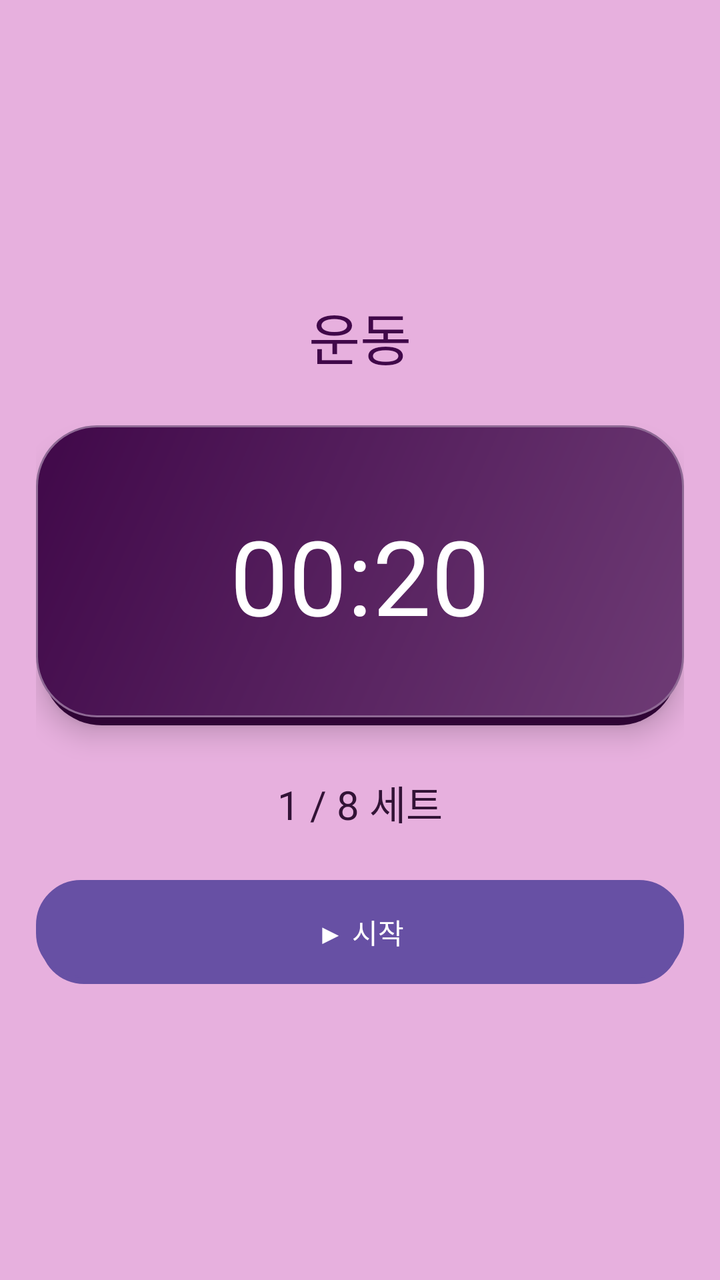
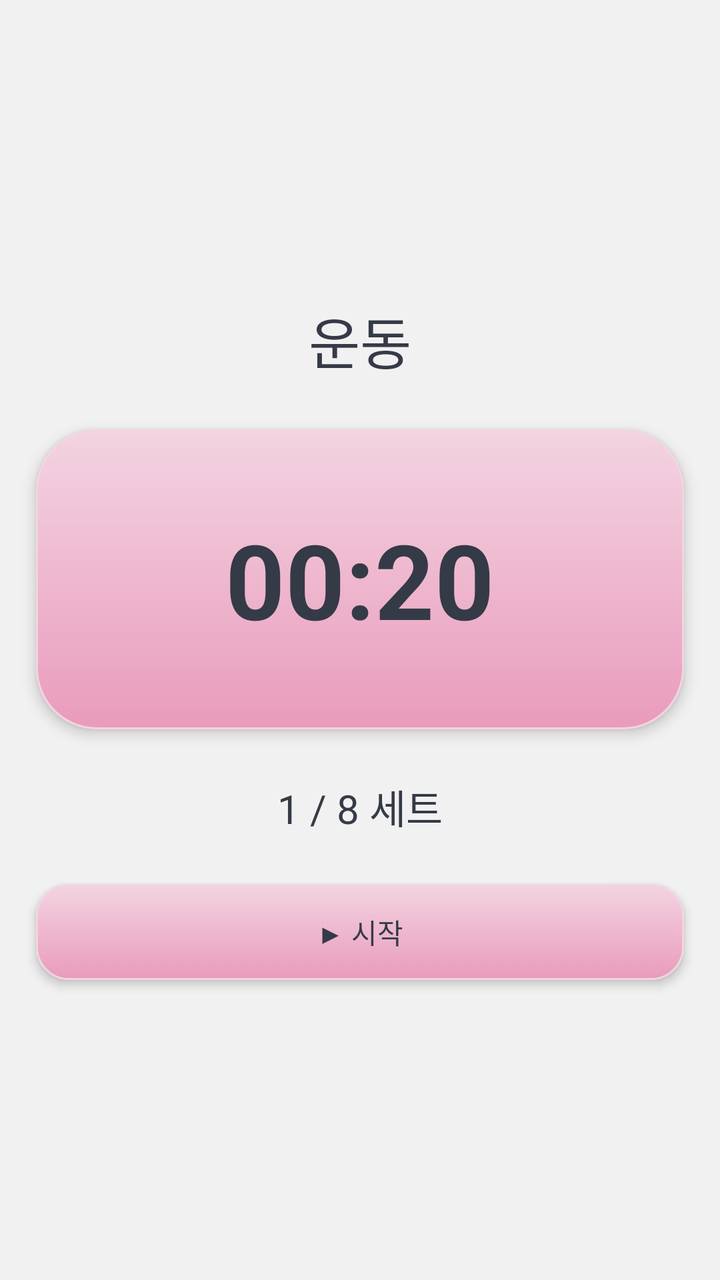

Two renders of the same Android screen: before a commit and after it. Below are the layout's source before the change and the commit's diff.
<!-- AndroidManifest.xml: application theme Theme.IntervalTimer -->
<!-- res/layout/activity_timer.xml -->
<?xml version="1.0" encoding="utf-8"?>
<FrameLayout xmlns:android="http://schemas.android.com/apk/res/android"
    android:layout_width="match_parent"
    android:layout_height="match_parent"
    android:background="@color/color_app_bg"
    android:fitsSystemWindows="true">

    
    <LinearLayout
        android:layout_width="match_parent"
        android:layout_height="match_parent"
        android:orientation="vertical"
        android:gravity="center"
        android:padding="@dimen/clay_screen_padding">

        
        <TextView
            android:id="@+id/timerPhaseText"
            android:layout_width="wrap_content"
            android:layout_height="wrap_content"
            android:text="@string/work_phase"
            android:textColor="@color/color_work"
            android:textSize="28sp" />

        
        <TextView
            android:id="@+id/timerRemainingText"
            android:layout_width="match_parent"
            android:layout_height="150dp"
            android:layout_marginTop="24dp"
            android:background="@drawable/bg_timer_panel"
            android:elevation="8dp"
            android:gravity="center"
            android:text="@string/demo_time"
            android:textColor="@color/clay_on_work"
            android:textSize="52sp" />

        
        <TextView
            android:id="@+id/timerRoundText"
            android:layout_width="wrap_content"
            android:layout_height="wrap_content"
            android:layout_marginTop="24dp"
            android:text="@string/demo_round"
            android:textColor="@color/clay_text"
            android:textSize="20sp" />

        <Button
            android:id="@+id/startTimerButton"
            android:layout_width="match_parent"
            android:layout_height="@dimen/clay_button_height"
            android:layout_marginTop="24dp"
            android:background="@drawable/bg_button_work"
            android:backgroundTint="@null"
            android:text="@string/start"
            android:textColor="@color/clay_on_work" />

        
        <LinearLayout
            android:id="@+id/controlRow"
            android:layout_width="match_parent"
            android:layout_height="wrap_content"
            android:layout_marginTop="24dp"
            android:orientation="horizontal"
            android:visibility="gone">

            <Button
                android:id="@+id/pauseButton"
                android:layout_width="0dp"
                android:layout_height="@dimen/clay_button_height"
                android:layout_weight="1"
                android:background="@drawable/bg_button_work"
                android:backgroundTint="@null"
                android:text="@string/pause"
                android:textColor="@color/clay_on_work" />

            <Button
                android:id="@+id/resumeButton"
                android:layout_width="0dp"
                android:layout_height="@dimen/clay_button_height"
                android:layout_weight="1"
                android:background="@drawable/bg_button_work"
                android:backgroundTint="@null"
                android:text="@string/resume"
                android:textColor="@color/clay_on_work"
                android:visibility="gone" />

            <Button
                android:id="@+id/stopButton"
                android:layout_width="0dp"
                android:layout_height="@dimen/clay_button_height"
                android:layout_marginStart="@dimen/clay_small_gap"
                android:layout_weight="1"
                android:background="@drawable/bg_button_primary"
                android:backgroundTint="@null"
                android:text="@string/stop"
                android:textColor="@color/clay_text" />
        </LinearLayout>

        
        <LinearLayout
            android:id="@+id/completedState"
            android:layout_width="match_parent"
            android:layout_height="wrap_content"
            android:layout_marginTop="24dp"
            android:gravity="center"
            android:orientation="vertical"
            android:visibility="gone">

            <TextView
                android:layout_width="wrap_content"
                android:layout_height="wrap_content"
                android:text="@string/completed"
                android:textColor="@color/clay_text"
                android:textSize="24sp" />

            <Button
                android:id="@+id/backToListButton"
                android:layout_width="wrap_content"
                android:layout_height="@dimen/clay_button_height"
                android:layout_marginTop="@dimen/clay_small_gap"
                android:background="@drawable/bg_button_primary"
                android:backgroundTint="@null"
                android:text="@string/back_to_list"
                android:textColor="@color/clay_text" />
        </LinearLayout>
    </LinearLayout>
</FrameLayout>
<!-- resources referenced by this layout -->
<resources>
  <color name="clay_on_work">#FFFFFF</color>
  <color name="clay_text">#321336</color>
  <color name="color_app_bg">#E7B0DE</color>
  <color name="color_work">#400849</color>
  <dimen name="clay_button_height">52dp</dimen>
  <!-- drawable bg_button_primary (drawable) -->
  <?xml version="1.0" encoding="utf-8"?>
  <selector xmlns:android="http://schemas.android.com/apk/res/android">
  
      
      <item android:state_pressed="true">
          <shape android:shape="rectangle">
              <gradient
                  android:angle="135"
                  android:startColor="@color/clay_surface_2"
                  android:endColor="@color/clay_surface" />
              <corners android:radius="@dimen/clay_button_radius" />
              <stroke
                  android:width="1dp"
                  android:color="@color/clay_stroke_dark" />
          </shape>
      </item>
  
      
      <item>
          <layer-list>
              <item android:left="2dp" android:top="4dp" android:right="2dp">
                  <shape android:shape="rectangle">
                      <solid android:color="@color/bg_shadow" />
                      <corners android:radius="@dimen/clay_button_radius" />
                  </shape>
              </item>
              <item android:bottom="3dp">
                  <shape android:shape="rectangle">
                      <gradient
                          android:angle="135"
                          android:startColor="@color/clay_highlight"
                          android:endColor="@color/clay_surface" />
                      <corners android:radius="@dimen/clay_button_radius" />
                      <stroke
                          android:width="1dp"
                          android:color="@color/clay_stroke_light" />
                  </shape>
              </item>
          </layer-list>
      </item>
  </selector>
  <!-- drawable bg_button_work (drawable) -->
  <?xml version="1.0" encoding="utf-8"?>
  <selector xmlns:android="http://schemas.android.com/apk/res/android">
  
      
      <item android:state_pressed="true">
          <shape android:shape="rectangle">
              <gradient
                  android:angle="135"
                  android:startColor="@color/work_dark"
                  android:endColor="@color/color_work" />
              <corners android:radius="@dimen/clay_button_radius" />
          </shape>
      </item>
  
      
      <item>
          <layer-list>
              <item android:left="2dp" android:top="4dp" android:right="2dp">
                  <shape android:shape="rectangle">
                      <solid android:color="@color/work_dark" />
                      <corners android:radius="@dimen/clay_button_radius" />
                  </shape>
              </item>
              <item android:bottom="3dp">
                  <shape android:shape="rectangle">
                      <gradient
                          android:angle="135"
                          android:startColor="@color/work_light"
                          android:endColor="@color/color_work" />
                      <corners android:radius="@dimen/clay_button_radius" />
                      <stroke
                          android:width="1dp"
                          android:color="@color/work_outline" />
                  </shape>
              </item>
          </layer-list>
      </item>
  </selector>
  <!-- drawable bg_timer_panel (drawable) -->
  <?xml version="1.0" encoding="utf-8"?>
  <layer-list xmlns:android="http://schemas.android.com/apk/res/android">
  
      
      <item android:left="3dp" android:top="6dp" android:right="3dp">
          <shape android:shape="rectangle">
              <solid android:color="@color/work_dark" />
              <corners android:radius="@dimen/clay_timer_radius" />
          </shape>
      </item>
  
      
      <item android:bottom="4dp">
          <shape android:shape="rectangle">
              <gradient
                  android:angle="135"
                  android:startColor="@color/work_light"
                  android:endColor="@color/color_work" />
              <corners android:radius="@dimen/clay_timer_radius" />
              <stroke
                  android:width="1dp"
                  android:color="@color/work_outline" />
          </shape>
      </item>
  </layer-list>
  <color name="clay_surface_2">#EFD0E8</color>
  <color name="clay_surface">#F2D4EC</color>
  <dimen name="clay_button_radius">22dp</dimen>
  <color name="clay_stroke_dark">#D49AC8</color>
  <color name="bg_shadow">#C98FBE</color>
  <color name="clay_highlight">#FFF4FC</color>
  <color name="clay_stroke_light">#FFF7FD</color>
  <color name="work_dark">#2F0535</color>
  <color name="work_light">#6E3B75</color>
  <color name="work_outline">#8F6A95</color>
  <style name="Base.Theme.IntervalTimer" parent="Theme.Material3.DayNight.NoActionBar">
          <item name="android:windowBackground">@color/color_app_bg</item>
          <item name="colorAccent">@color/color_work</item>
      </style>
  <!-- unchanged entries left out for length: 13 -->
</resources>

<!-- the commit's change to res/layout/activity_timer.xml (unified diff, before → after) -->
@@ -1,5 +1,7 @@
 <?xml version="1.0" encoding="utf-8"?>
 <FrameLayout xmlns:android="http://schemas.android.com/apk/res/android"
+    android:clipChildren="false"
+    android:clipToPadding="false"
     android:layout_width="match_parent"
     android:layout_height="match_parent"
     android:background="@color/color_app_bg"
@@ -7,6 +9,8 @@
 
     
     <LinearLayout
+        android:clipChildren="false"
+        android:clipToPadding="false"
         android:layout_width="match_parent"
         android:layout_height="match_parent"
         android:orientation="vertical"
@@ -19,21 +23,22 @@
             android:layout_width="wrap_content"
             android:layout_height="wrap_content"
             android:text="@string/work_phase"
-            android:textColor="@color/color_work"
+            android:textColor="@color/clay_text"
             android:textSize="28sp" />
 
         
         <TextView
             android:id="@+id/timerRemainingText"
+            style="@style/ClaySurface"
             android:layout_width="match_parent"
             android:layout_height="150dp"
             android:layout_marginTop="24dp"
             android:background="@drawable/bg_timer_panel"
-            android:elevation="8dp"
             android:gravity="center"
             android:text="@string/demo_time"
-            android:textColor="@color/clay_on_work"
-            android:textSize="52sp" />
+            android:textColor="@color/clay_text"
+            android:textSize="52sp"
+            android:textStyle="bold" />
 
         
         <TextView
@@ -45,18 +50,19 @@
             android:textColor="@color/clay_text"
             android:textSize="20sp" />
 
-        <Button
+        <androidx.appcompat.widget.AppCompatButton
+            style="@style/ClayButton"
             android:id="@+id/startTimerButton"
             android:layout_width="match_parent"
             android:layout_height="@dimen/clay_button_height"
             android:layout_marginTop="24dp"
             android:background="@drawable/bg_button_work"
-            android:backgroundTint="@null"
-            android:text="@string/start"
-            android:textColor="@color/clay_on_work" />
+            android:text="@string/start" />
 
         
         <LinearLayout
+            android:clipChildren="false"
+            android:clipToPadding="false"
             android:id="@+id/controlRow"
             android:layout_width="match_parent"
             android:layout_height="wrap_content"
@@ -64,41 +70,40 @@
             android:orientation="horizontal"
             android:visibility="gone">
 
-            <Button
+            <androidx.appcompat.widget.AppCompatButton
+                style="@style/ClayButton"
                 android:id="@+id/pauseButton"
                 android:layout_width="0dp"
                 android:layout_height="@dimen/clay_button_height"
                 android:layout_weight="1"
                 android:background="@drawable/bg_button_work"
-                android:backgroundTint="@null"
-                android:text="@string/pause"
-                android:textColor="@color/clay_on_work" />
+                android:text="@string/pause" />
 
-            <Button
+            <androidx.appcompat.widget.AppCompatButton
+                style="@style/ClayButton"
                 android:id="@+id/resumeButton"
                 android:layout_width="0dp"
                 android:layout_height="@dimen/clay_button_height"
                 android:layout_weight="1"
                 android:background="@drawable/bg_button_work"
-                android:backgroundTint="@null"
                 android:text="@string/resume"
-                android:textColor="@color/clay_on_work"
                 android:visibility="gone" />
 
-            <Button
+            <androidx.appcompat.widget.AppCompatButton
+                style="@style/ClayButton"
                 android:id="@+id/stopButton"
                 android:layout_width="0dp"
                 android:layout_height="@dimen/clay_button_height"
                 android:layout_marginStart="@dimen/clay_small_gap"
                 android:layout_weight="1"
                 android:background="@drawable/bg_button_primary"
-                android:backgroundTint="@null"
-                android:text="@string/stop"
-                android:textColor="@color/clay_text" />
+                android:text="@string/stop" />
         </LinearLayout>
 
         
         <LinearLayout
+            android:clipChildren="false"
+            android:clipToPadding="false"
             android:id="@+id/completedState"
             android:layout_width="match_parent"
             android:layout_height="wrap_content"
@@ -114,15 +119,14 @@
                 android:textColor="@color/clay_text"
                 android:textSize="24sp" />
 
-            <Button
+            <androidx.appcompat.widget.AppCompatButton
+                style="@style/ClayButton"
                 android:id="@+id/backToListButton"
                 android:layout_width="wrap_content"
                 android:layout_height="@dimen/clay_button_height"
                 android:layout_marginTop="@dimen/clay_small_gap"
                 android:background="@drawable/bg_button_primary"
-                android:backgroundTint="@null"
-                android:text="@string/back_to_list"
-                android:textColor="@color/clay_text" />
+                android:text="@string/back_to_list" />
         </LinearLayout>
     </LinearLayout>
 </FrameLayout>
<!-- resource entries referenced after the edit -->
@@ -1,130 +1,88 @@
 <!-- resources referenced by this layout -->
 <resources>
-  <color name="clay_on_work">#FFFFFF</color>
-  <color name="clay_text">#321336</color>
-  <color name="color_app_bg">#E7B0DE</color>
-  <color name="color_work">#400849</color>
-  <dimen name="clay_button_height">52dp</dimen>
+  <color name="clay_text">#353A47</color>
+  <color name="color_app_bg">#F1F1F1</color>
+  <color name="color_work">#E99BBC</color>
+  <color name="color_rest">#F3D4E1</color>
+  <dimen name="clay_button_height">48dp</dimen>
   <!-- drawable bg_button_primary (drawable) -->
   <?xml version="1.0" encoding="utf-8"?>
   <selector xmlns:android="http://schemas.android.com/apk/res/android">
-  
-      
       <item android:state_pressed="true">
+          <inset android:insetTop="2dp">
+              <shape android:shape="rectangle">
+                  <solid android:color="@color/color_app_bg" />
+                  <corners android:radius="@dimen/clay_button_radius" />
+                  <stroke android:width="1dp" android:color="@color/color_secondary" />
+              </shape>
+          </inset>
+      </item>
+      <item>
           <shape android:shape="rectangle">
-              <gradient
-                  android:angle="135"
-                  android:startColor="@color/clay_surface_2"
-                  android:endColor="@color/clay_surface" />
+              <gradient android:angle="270" android:startColor="@color/color_card" android:endColor="@color/color_app_bg" />
               <corners android:radius="@dimen/clay_button_radius" />
-              <stroke
-                  android:width="1dp"
-                  android:color="@color/clay_stroke_dark" />
+              <stroke android:width="1dp" android:color="@color/color_card" />
           </shape>
-      </item>
-  
-      
-      <item>
-          <layer-list>
-              <item android:left="2dp" android:top="4dp" android:right="2dp">
-                  <shape android:shape="rectangle">
-                      <solid android:color="@color/bg_shadow" />
-                      <corners android:radius="@dimen/clay_button_radius" />
-                  </shape>
-              </item>
-              <item android:bottom="3dp">
-                  <shape android:shape="rectangle">
-                      <gradient
-                          android:angle="135"
-                          android:startColor="@color/clay_highlight"
-                          android:endColor="@color/clay_surface" />
-                      <corners android:radius="@dimen/clay_button_radius" />
-                      <stroke
-                          android:width="1dp"
-                          android:color="@color/clay_stroke_light" />
-                  </shape>
-              </item>
-          </layer-list>
       </item>
   </selector>
   <!-- drawable bg_button_work (drawable) -->
   <?xml version="1.0" encoding="utf-8"?>
   <selector xmlns:android="http://schemas.android.com/apk/res/android">
-  
-      
       <item android:state_pressed="true">
+          <inset android:insetTop="2dp">
+              <shape android:shape="rectangle">
+                  <solid android:color="@color/color_work" />
+                  <corners android:radius="@dimen/clay_button_radius" />
+                  <stroke android:width="1dp" android:color="@color/color_secondary" />
+              </shape>
+          </inset>
+      </item>
+      <item>
           <shape android:shape="rectangle">
-              <gradient
-                  android:angle="135"
-                  android:startColor="@color/work_dark"
-                  android:endColor="@color/color_work" />
+              <gradient android:angle="270" android:startColor="@color/color_rest" android:endColor="@color/color_work" />
               <corners android:radius="@dimen/clay_button_radius" />
+              <stroke android:width="1dp" android:color="@color/color_rest" />
           </shape>
-      </item>
-  
-      
-      <item>
-          <layer-list>
-              <item android:left="2dp" android:top="4dp" android:right="2dp">
-                  <shape android:shape="rectangle">
-                      <solid android:color="@color/work_dark" />
-                      <corners android:radius="@dimen/clay_button_radius" />
-                  </shape>
-              </item>
-              <item android:bottom="3dp">
-                  <shape android:shape="rectangle">
-                      <gradient
-                          android:angle="135"
-                          android:startColor="@color/work_light"
-                          android:endColor="@color/color_work" />
-                      <corners android:radius="@dimen/clay_button_radius" />
-                      <stroke
-                          android:width="1dp"
-                          android:color="@color/work_outline" />
-                  </shape>
-              </item>
-          </layer-list>
       </item>
   </selector>
   <!-- drawable bg_timer_panel (drawable) -->
   <?xml version="1.0" encoding="utf-8"?>
-  <layer-list xmlns:android="http://schemas.android.com/apk/res/android">
-  
-      
-      <item android:left="3dp" android:top="6dp" android:right="3dp">
-          <shape android:shape="rectangle">
-              <solid android:color="@color/work_dark" />
-              <corners android:radius="@dimen/clay_timer_radius" />
-          </shape>
-      </item>
-  
-      
-      <item android:bottom="4dp">
-          <shape android:shape="rectangle">
-              <gradient
-                  android:angle="135"
-                  android:startColor="@color/work_light"
-                  android:endColor="@color/color_work" />
-              <corners android:radius="@dimen/clay_timer_radius" />
-              <stroke
-                  android:width="1dp"
-                  android:color="@color/work_outline" />
-          </shape>
-      </item>
-  </layer-list>
-  <color name="clay_surface_2">#EFD0E8</color>
-  <color name="clay_surface">#F2D4EC</color>
-  <dimen name="clay_button_radius">22dp</dimen>
-  <color name="clay_stroke_dark">#D49AC8</color>
-  <color name="bg_shadow">#C98FBE</color>
-  <color name="clay_highlight">#FFF4FC</color>
-  <color name="clay_stroke_light">#FFF7FD</color>
-  <color name="work_dark">#2F0535</color>
-  <color name="work_light">#6E3B75</color>
-  <color name="work_outline">#8F6A95</color>
+  <shape xmlns:android="http://schemas.android.com/apk/res/android" android:shape="rectangle">
+      <gradient android:angle="270" android:startColor="@color/color_rest" android:endColor="@color/color_work" />
+      <corners android:radius="@dimen/clay_timer_radius" />
+      <stroke android:width="1dp" android:color="@color/color_rest" />
+  </shape>
+  <style name="ClayButton" parent="Widget.AppCompat.Button">
+          <item name="android:minWidth">48dp</item>
+          <item name="android:minHeight">@dimen/clay_button_height</item>
+          <item name="android:paddingLeft">12dp</item>
+          <item name="android:paddingRight">12dp</item>
+          <item name="android:paddingTop">4dp</item>
+          <item name="android:paddingBottom">4dp</item>
+          <item name="android:textSize">14sp</item>
+          <item name="android:backgroundTint">@null</item>
+          <item name="backgroundTint">@null</item>
+          <item name="android:stateListAnimator">@null</item>
+          <item name="android:elevation">3dp</item>
+          <item name="android:textColor">@color/clay_text</item>
+          <item name="android:textAllCaps">false</item>
+      </style>
+  <style name="ClaySurface">
+          <item name="android:elevation">4dp</item>
+          <item name="android:outlineProvider">background</item>
+      </style>
+  <dimen name="clay_button_radius">16dp</dimen>
+  <color name="color_secondary">#D2C7CD</color>
+  <color name="color_card">#FAFAFA</color>
   <style name="Base.Theme.IntervalTimer" parent="Theme.Material3.DayNight.NoActionBar">
           <item name="android:windowBackground">@color/color_app_bg</item>
-          <item name="colorAccent">@color/color_work</item>
+          <item name="android:statusBarColor">@color/color_app_bg</item>
+          <item name="android:navigationBarColor">@color/color_app_bg</item>
+          <item name="android:windowLightStatusBar">true</item>
+          <item name="android:windowLightNavigationBar">true</item>
+          <item name="android:textColorPrimary">@color/clay_text</item>
+          <item name="android:textColorSecondary">@color/clay_text</item>
+          <item name="colorAccent">@color/clay_text</item>
       </style>
   <!-- unchanged entries left out for length: 13 -->
 </resources>
